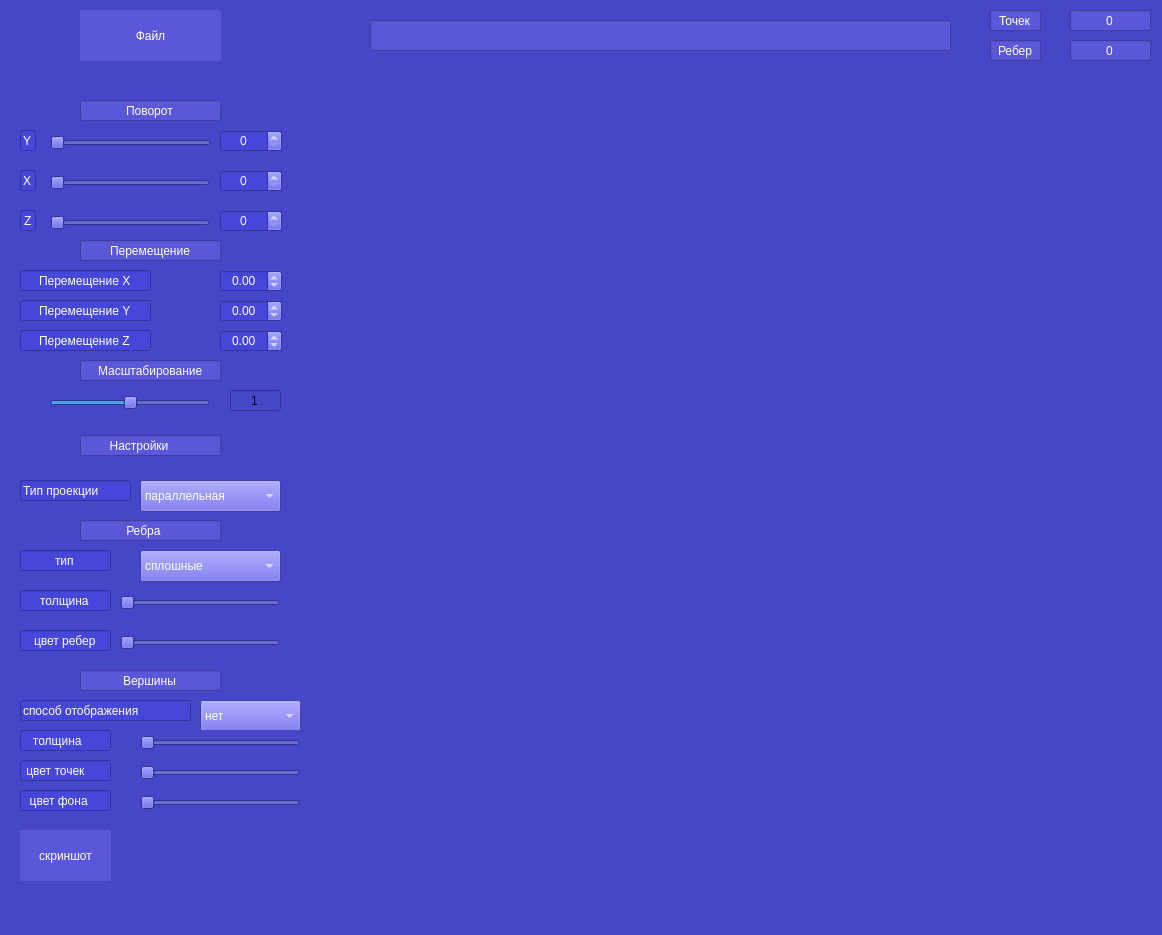
Amur312/3DViewer_v1.0, file src/3D_Viewer/forms/mainwindow.ui: the form before one commit.
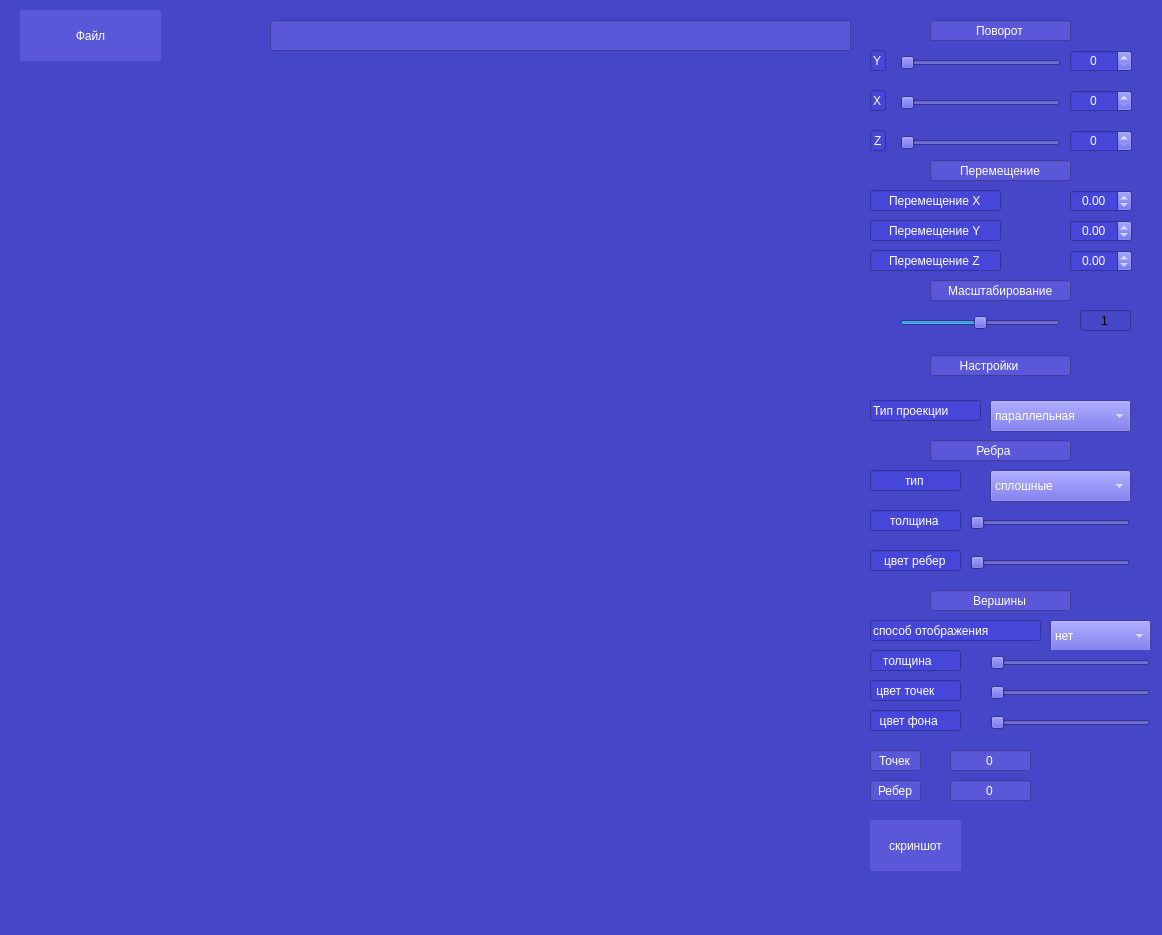
The form after the commit.

```diff
--- a/src/3D_Viewer/forms/mainwindow.ui
+++ b/src/3D_Viewer/forms/mainwindow.ui
@@ -20,7 +20,7 @@
    <widget class="QWidget" name="layoutWidget">
     <property name="geometry">
      <rect>
-      <x>320</x>
+      <x>20</x>
       <y>80</y>
       <width>831</width>
       <height>801</height>
@@ -31,7 +31,7 @@
    <widget class="QPushButton" name="pushButton">
     <property name="geometry">
      <rect>
-      <x>80</x>
+      <x>20</x>
       <y>10</y>
       <width>141</width>
       <height>51</height>
@@ -55,7 +55,7 @@
    <widget class="QLineEdit" name="filename">
     <property name="geometry">
      <rect>
-      <x>370</x>
+      <x>270</x>
       <y>20</y>
       <width>581</width>
       <height>31</height>
@@ -75,8 +75,8 @@
    <widget class="QSlider" name="rotate_x">
     <property name="geometry">
      <rect>
-      <x>50</x>
-      <y>130</y>
+      <x>900</x>
+      <y>50</y>
       <width>161</width>
       <height>25</height>
      </rect>
@@ -94,8 +94,8 @@
    <widget class="QSlider" name="rotate_y">
     <property name="geometry">
      <rect>
-      <x>50</x>
-      <y>170</y>
+      <x>900</x>
+      <y>90</y>
       <width>160</width>
       <height>25</height>
      </rect>
@@ -110,8 +110,8 @@
    <widget class="QSlider" name="rotate_z">
     <property name="geometry">
      <rect>
-      <x>50</x>
-      <y>210</y>
+      <x>900</x>
+      <y>130</y>
       <width>160</width>
       <height>25</height>
      </rect>
@@ -138,8 +138,8 @@
    <widget class="QDoubleSpinBox" name="move_x">
     <property name="geometry">
      <rect>
-      <x>220</x>
-      <y>270</y>
+      <x>1070</x>
+      <y>190</y>
       <width>62</width>
       <height>22</height>
      </rect>
@@ -161,8 +161,8 @@
    <widget class="QDoubleSpinBox" name="move_y">
     <property name="geometry">
      <rect>
-      <x>220</x>
-      <y>300</y>
+      <x>1070</x>
+      <y>220</y>
       <width>62</width>
       <height>22</height>
      </rect>
@@ -184,8 +184,8 @@
    <widget class="QDoubleSpinBox" name="move_z">
     <property name="geometry">
      <rect>
-      <x>220</x>
-      <y>330</y>
+      <x>1070</x>
+      <y>250</y>
       <width>62</width>
       <height>22</height>
      </rect>
@@ -207,8 +207,8 @@
    <widget class="QSlider" name="scale">
     <property name="geometry">
      <rect>
-      <x>50</x>
-      <y>390</y>
+      <x>900</x>
+      <y>310</y>
       <width>160</width>
       <height>25</height>
      </rect>
@@ -241,8 +241,8 @@
    <widget class="QLineEdit" name="scale_num">
     <property name="geometry">
      <rect>
-      <x>230</x>
-      <y>390</y>
+      <x>1080</x>
+      <y>310</y>
       <width>51</width>
       <height>21</height>
      </rect>
@@ -260,8 +260,8 @@
    <widget class="QComboBox" name="comboBox">
     <property name="geometry">
      <rect>
-      <x>140</x>
-      <y>480</y>
+      <x>990</x>
+      <y>400</y>
       <width>141</width>
       <height>32</height>
      </rect>
@@ -290,8 +290,8 @@
    <widget class="QLineEdit" name="rotare">
     <property name="geometry">
      <rect>
-      <x>80</x>
-      <y>100</y>
+      <x>930</x>
+      <y>20</y>
       <width>141</width>
       <height>21</height>
      </rect>
@@ -313,8 +313,8 @@
    <widget class="QLineEdit" name="rotare_2">
     <property name="geometry">
      <rect>
-      <x>80</x>
-      <y>240</y>
+      <x>930</x>
+      <y>160</y>
       <width>141</width>
       <height>21</height>
      </rect>
@@ -336,8 +336,8 @@
    <widget class="QLineEdit" name="rotare_3">
     <property name="geometry">
      <rect>
-      <x>80</x>
-      <y>360</y>
+      <x>930</x>
+      <y>280</y>
       <width>141</width>
       <height>21</height>
      </rect>
@@ -359,8 +359,8 @@
    <widget class="QLineEdit" name="rotare_4">
     <property name="geometry">
      <rect>
-      <x>20</x>
-      <y>480</y>
+      <x>870</x>
+      <y>400</y>
       <width>111</width>
       <height>21</height>
      </rect>
@@ -379,8 +379,8 @@
    <widget class="QLineEdit" name="rotare_5">
     <property name="geometry">
      <rect>
-      <x>80</x>
-      <y>520</y>
+      <x>930</x>
+      <y>440</y>
       <width>141</width>
       <height>21</height>
      </rect>
@@ -399,8 +399,8 @@
    <widget class="QLineEdit" name="rotare_6">
     <property name="geometry">
      <rect>
-      <x>20</x>
-      <y>550</y>
+      <x>870</x>
+      <y>470</y>
       <width>91</width>
       <height>21</height>
      </rect>
@@ -422,8 +422,8 @@
    <widget class="QComboBox" name="comboBox_2">
     <property name="geometry">
      <rect>
-      <x>140</x>
-      <y>550</y>
+      <x>990</x>
+      <y>470</y>
       <width>141</width>
       <height>32</height>
      </rect>
@@ -452,8 +452,8 @@
    <widget class="QLineEdit" name="rotare_7">
     <property name="geometry">
      <rect>
-      <x>20</x>
-      <y>590</y>
+      <x>870</x>
+      <y>510</y>
       <width>91</width>
       <height>21</height>
      </rect>
@@ -475,8 +475,8 @@
    <widget class="QSlider" name="ribs_thick">
     <property name="geometry">
      <rect>
-      <x>120</x>
-      <y>590</y>
+      <x>970</x>
+      <y>510</y>
       <width>160</width>
       <height>25</height>
      </rect>
@@ -509,8 +509,8 @@
    <widget class="QLineEdit" name="rotare_9">
     <property name="geometry">
      <rect>
-      <x>80</x>
-      <y>670</y>
+      <x>930</x>
+      <y>590</y>
       <width>141</width>
       <height>21</height>
      </rect>
@@ -532,8 +532,8 @@
    <widget class="QLineEdit" name="rotare_10">
     <property name="geometry">
      <rect>
-      <x>20</x>
-      <y>700</y>
+      <x>870</x>
+      <y>620</y>
       <width>171</width>
       <height>21</height>
      </rect>
@@ -552,8 +552,8 @@
    <widget class="QComboBox" name="comboBox_3">
     <property name="geometry">
      <rect>
-      <x>200</x>
-      <y>700</y>
+      <x>1050</x>
+      <y>620</y>
       <width>101</width>
       <height>32</height>
      </rect>
@@ -587,8 +587,8 @@
    <widget class="QLineEdit" name="rotare_11">
     <property name="geometry">
      <rect>
-      <x>80</x>
-      <y>435</y>
+      <x>930</x>
+      <y>355</y>
       <width>141</width>
       <height>21</height>
      </rect>
@@ -607,8 +607,8 @@
    <widget class="QSlider" name="ribs_thick_2">
     <property name="geometry">
      <rect>
-      <x>140</x>
-      <y>730</y>
+      <x>990</x>
+      <y>650</y>
       <width>160</width>
       <height>25</height>
      </rect>
@@ -641,8 +641,8 @@
    <widget class="QLineEdit" name="rotare_12">
     <property name="geometry">
      <rect>
-      <x>20</x>
-      <y>730</y>
+      <x>870</x>
+      <y>650</y>
       <width>91</width>
       <height>21</height>
      </rect>
@@ -661,8 +661,8 @@
    <widget class="QLineEdit" name="rotare_13">
     <property name="geometry">
      <rect>
-      <x>20</x>
-      <y>790</y>
+      <x>870</x>
+      <y>710</y>
       <width>91</width>
       <height>21</height>
      </rect>
@@ -681,8 +681,8 @@
    <widget class="QSlider" name="ribs_thick_3">
     <property name="geometry">
      <rect>
-      <x>140</x>
-      <y>790</y>
+      <x>990</x>
+      <y>710</y>
       <width>160</width>
       <height>25</height>
      </rect>
@@ -715,8 +715,8 @@
    <widget class="QDoubleSpinBox" name="x_num2">
     <property name="geometry">
      <rect>
-      <x>220</x>
-      <y>130</y>
+      <x>1070</x>
+      <y>50</y>
       <width>62</width>
       <height>22</height>
      </rect>
@@ -741,8 +741,8 @@
    <widget class="QDoubleSpinBox" name="y_num2">
     <property name="geometry">
      <rect>
-      <x>220</x>
-      <y>170</y>
+      <x>1070</x>
+      <y>90</y>
       <width>62</width>
       <height>22</height>
      </rect>
@@ -767,8 +767,8 @@
    <widget class="QDoubleSpinBox" name="z_num2">
     <property name="geometry">
      <rect>
-      <x>220</x>
-      <y>210</y>
+      <x>1070</x>
+      <y>130</y>
       <width>62</width>
       <height>22</height>
      </rect>
@@ -793,8 +793,8 @@
    <widget class="QLineEdit" name="rotare_14">
     <property name="geometry">
      <rect>
-      <x>20</x>
-      <y>630</y>
+      <x>870</x>
+      <y>550</y>
       <width>91</width>
       <height>21</height>
      </rect>
@@ -816,8 +816,8 @@
    <widget class="QSlider" name="rib_color">
     <property name="geometry">
      <rect>
-      <x>120</x>
-      <y>630</y>
+      <x>970</x>
+      <y>550</y>
       <width>160</width>
       <height>25</height>
      </rect>
@@ -850,8 +850,8 @@
    <widget class="QSlider" name="dot_color">
     <property name="geometry">
      <rect>
-      <x>140</x>
-      <y>760</y>
+      <x>990</x>
+      <y>680</y>
       <width>160</width>
       <height>25</height>
      </rect>
@@ -884,8 +884,8 @@
    <widget class="QLineEdit" name="rotare_15">
     <property name="geometry">
      <rect>
-      <x>20</x>
-      <y>760</y>
+      <x>870</x>
+      <y>680</y>
       <width>91</width>
       <height>21</height>
      </rect>
@@ -904,8 +904,8 @@
    <widget class="QLineEdit" name="rotare_8">
     <property name="geometry">
      <rect>
-      <x>990</x>
-      <y>10</y>
+      <x>870</x>
+      <y>750</y>
       <width>51</width>
       <height>21</height>
      </rect>
@@ -930,8 +930,8 @@
    <widget class="QLineEdit" name="rotare_16">
     <property name="geometry">
      <rect>
-      <x>990</x>
-      <y>40</y>
+      <x>870</x>
+      <y>780</y>
       <width>51</width>
       <height>21</height>
      </rect>
@@ -953,8 +953,8 @@
    <widget class="QLineEdit" name="ribs">
     <property name="geometry">
      <rect>
-      <x>1070</x>
-      <y>40</y>
+      <x>950</x>
+      <y>780</y>
       <width>81</width>
       <height>21</height>
      </rect>
@@ -976,8 +976,8 @@
    <widget class="QLineEdit" name="dots">
     <property name="geometry">
      <rect>
-      <x>1070</x>
-      <y>10</y>
+      <x>950</x>
+      <y>750</y>
       <width>81</width>
       <height>21</height>
      </rect>
@@ -999,8 +999,8 @@
    <widget class="QPushButton" name="screen">
     <property name="geometry">
      <rect>
-      <x>20</x>
-      <y>830</y>
+      <x>870</x>
+      <y>820</y>
       <width>91</width>
       <height>51</height>
      </rect>
@@ -1023,8 +1023,8 @@
    <widget class="QLineEdit" name="rotare_17">
     <property name="geometry">
      <rect>
-      <x>20</x>
-      <y>130</y>
+      <x>870</x>
+      <y>50</y>
       <width>16</width>
       <height>21</height>
      </rect>
@@ -1046,8 +1046,8 @@
    <widget class="QLineEdit" name="rotare_18">
     <property name="geometry">
      <rect>
-      <x>20</x>
-      <y>170</y>
+      <x>870</x>
+      <y>90</y>
       <width>16</width>
       <height>21</height>
      </rect>
@@ -1072,8 +1072,8 @@
    <widget class="QLineEdit" name="rotare_19">
     <property name="geometry">
      <rect>
-      <x>20</x>
-      <y>210</y>
+      <x>870</x>
+      <y>130</y>
       <width>16</width>
       <height>21</height>
      </rect>
@@ -1095,8 +1095,8 @@
    <widget class="QLineEdit" name="rotare_20">
     <property name="geometry">
      <rect>
-      <x>20</x>
-      <y>270</y>
+      <x>870</x>
+      <y>190</y>
       <width>131</width>
       <height>21</height>
      </rect>
@@ -1118,8 +1118,8 @@
    <widget class="QLineEdit" name="rotare_21">
     <property name="geometry">
      <rect>
-      <x>20</x>
-      <y>300</y>
+      <x>870</x>
+      <y>220</y>
       <width>131</width>
       <height>21</height>
      </rect>
@@ -1141,8 +1141,8 @@
    <widget class="QLineEdit" name="rotare_22">
     <property name="geometry">
      <rect>
-      <x>20</x>
-      <y>330</y>
+      <x>870</x>
+      <y>250</y>
       <width>131</width>
       <height>21</height>
      </rect>
```
